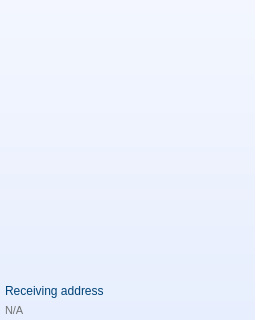
Before: the Qt Designer form src/qt/veil/forms/balance.ui in Veil-Project/veil, drawn with Qt 5; both pictures show x 0 to 255 and y 320 to 640 of the 255 by 640 pixel window.
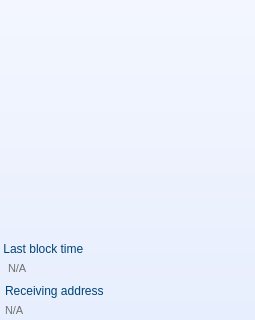
After: the same form once the commit is applied. Icons and pictures are not drawn.

Commit message: [GUI]: add a small indicator for the last block time in the left panel.

Patch:
```diff
--- a/src/qt/veil/forms/balance.ui
+++ b/src/qt/veil/forms/balance.ui
@@ -314,6 +314,32 @@
               </property>
              </widget>
             </item>
+            <item>
+             <widget class="QLabel" name="labelLastBlockTime_Head">
+              <property name="styleSheet">
+               <string notr="true">   background-color: transparent;
+color: #004377;</string>
+              </property>
+              <property name="text">
+               <string> Last block time</string>
+              </property>
+             </widget>
+            </item>
+            <item>
+             <widget class="QLabel" name="labelLastBlockTime_Content">
+              <property name="styleSheet">
+               <string notr="true">background-color: transparent;
+padding-left:5px;
+padding-right:5px;
+padding-bottom:3px;
+font-size:11px;
+color:#707070;</string>
+              </property>
+              <property name="text">
+               <string>N/A</string>
+              </property>
+             </widget>
+            </item>
             <item>
              <widget class="QFrame" name="horiz">
               <property name="styleSheet">
```
The commit also changes 2 other files.
